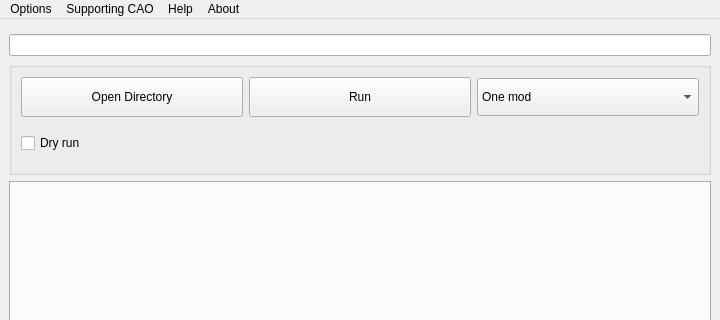
Above: src/gui/MainWindow.ui from Jyggalag999/FNV-CAO before the change; both pictures show x 0 to 720 and y 0 to 320 of the 720 by 850 pixel window. Below: the same form after it.
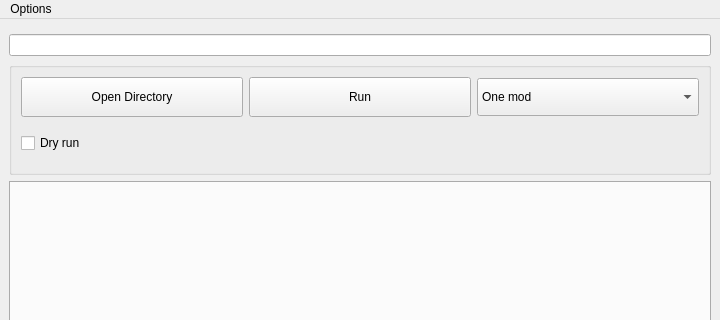
That is the form after the change.

```diff
--- a/src/gui/MainWindow.ui
+++ b/src/gui/MainWindow.ui
@@ -243,30 +243,7 @@
     <addaction name="actionChange_level"/>
     <addaction name="actionOpen_config_dir"/>
    </widget>
-   <widget class="QMenu" name="menuHelp">
-    <property name="title">
-     <string>Help</string>
-    </property>
-    <addaction name="actionDocumentation"/>
-    <addaction name="actionDiscord"/>
-   </widget>
-   <widget class="QMenu" name="menuDonate">
-    <property name="title">
-     <string>Supporting CAO</string>
-    </property>
-    <addaction name="actionDonate"/>
-   </widget>
-   <widget class="QMenu" name="menuAbout">
-    <property name="title">
-     <string>About</string>
-    </property>
-    <addaction name="actionAbout"/>
-    <addaction name="actionAbout_Qt"/>
-   </widget>
    <addaction name="menuTools"/>
-   <addaction name="menuDonate"/>
-   <addaction name="menuHelp"/>
-   <addaction name="menuAbout"/>
   </widget>
   <action name="actionEnableDarkTheme">
    <property name="checkable">
```
Left out of the diff: 25 changed lines with no effect on the pictures.
